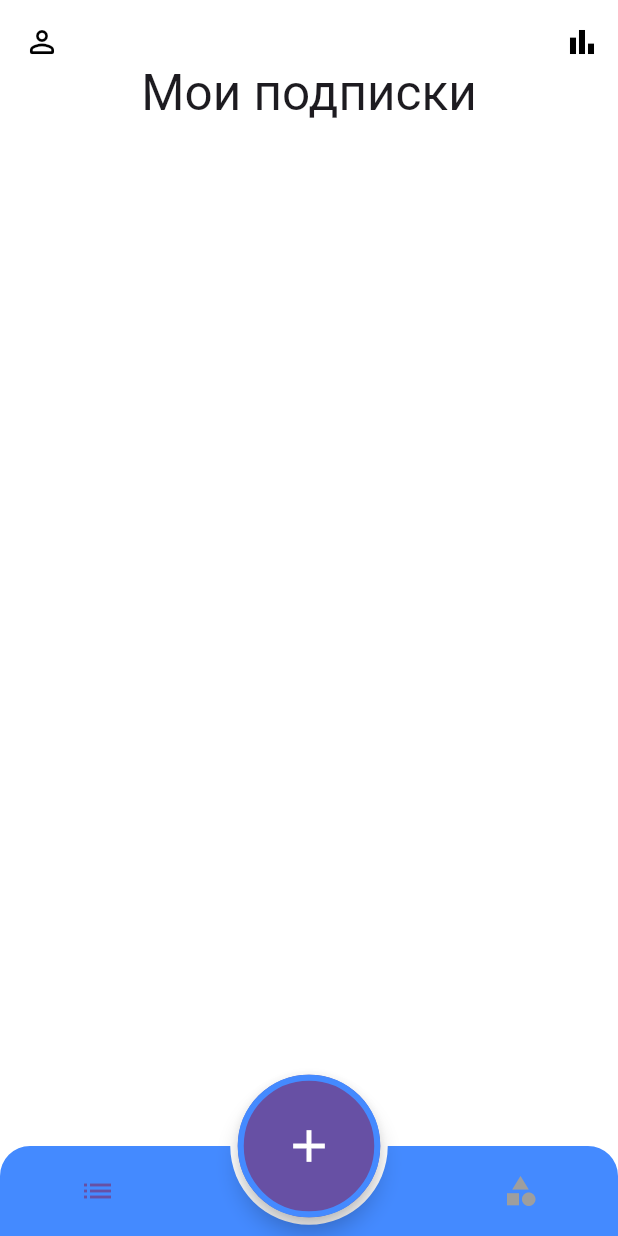
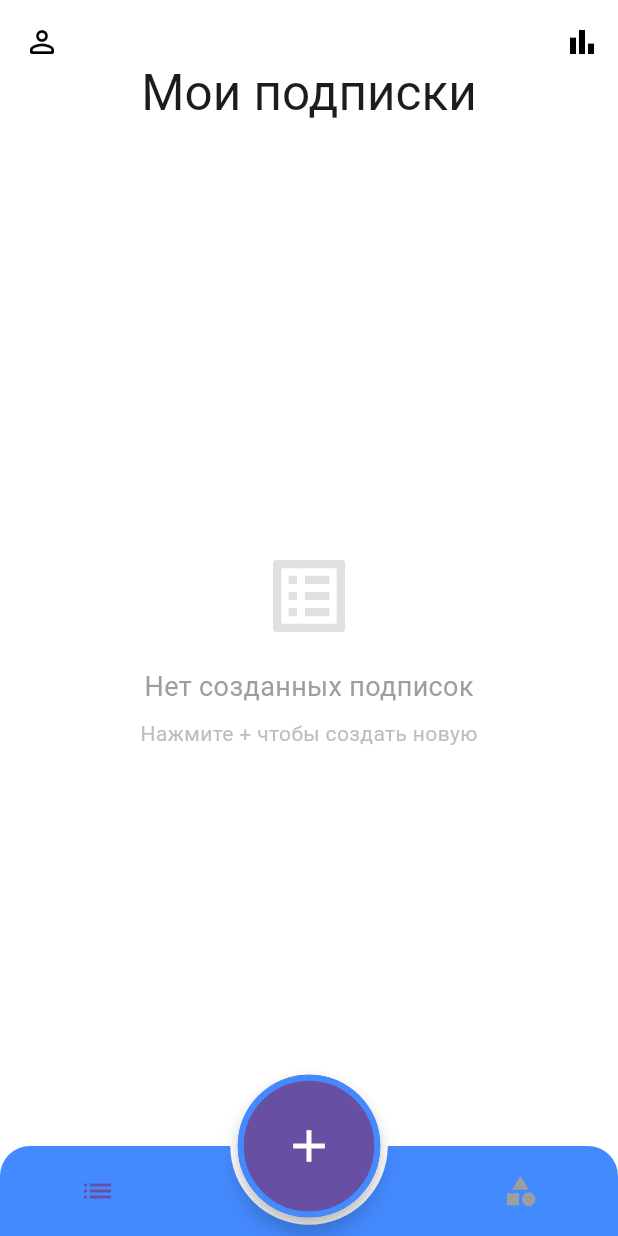
Before and after one commit to xgeronimo/SubControl, a Flutter app: the screen it shows after launch, on a phone screen of 412 x 824 dp. Run offline on Flutter 3.47's test engine with Material 3 defaults, Android fonts, the phone set to English and light mode, and no system bars; our stand-ins replace flutter_local_notifications, hive, hive_flutter, package_info_plus, shared_preferences, timezone; accounts and stored records are empty.

Commit message:
bug fixes

```diff
--- a/lib/screens/subscriptions_screen.dart
+++ b/lib/screens/subscriptions_screen.dart
@@ -35,6 +35,27 @@ class _SubscriptionsScreenState extends State<SubscriptionsScreen> {
       subscriptions = HiveService.getSubscriptions()
         ..sort((a, b) => a.nextPaymentDate.compareTo(b.nextPaymentDate));
     });
+  }
+
+  Widget _buildEmptyState() {
+    return Center(
+      child: Column(
+        mainAxisAlignment: MainAxisAlignment.center,
+        children: [
+          Icon(Icons.list_alt, size: 64, color: Colors.grey[300]),
+          const SizedBox(height: 16),
+          const Text(
+            'Нет созданных подписок',
+            style: TextStyle(fontSize: 18, color: Colors.grey),
+          ),
+          const SizedBox(height: 8),
+          Text(
+            'Нажмите + чтобы создать новую',
+            style: TextStyle(color: Colors.grey[400]),
+          ),
+        ],
+      ),
+    );
   }
 
   void _showStatistics(BuildContext context) {
@@ -96,7 +117,9 @@ class _SubscriptionsScreenState extends State<SubscriptionsScreen> {
                     const EdgeInsetsDirectional.only(end: 0, bottom: 16),
               ),
             ),
-            SliverList(
+            subscriptions.isEmpty
+                ? SliverFillRemaining(child: _buildEmptyState())
+                : SliverList(
                     delegate: SliverChildBuilderDelegate(
                       (BuildContext context, int index) {
                         final subscription = subscriptions[index];
```
Lines whose indentation alone changed are shown as unchanged.
